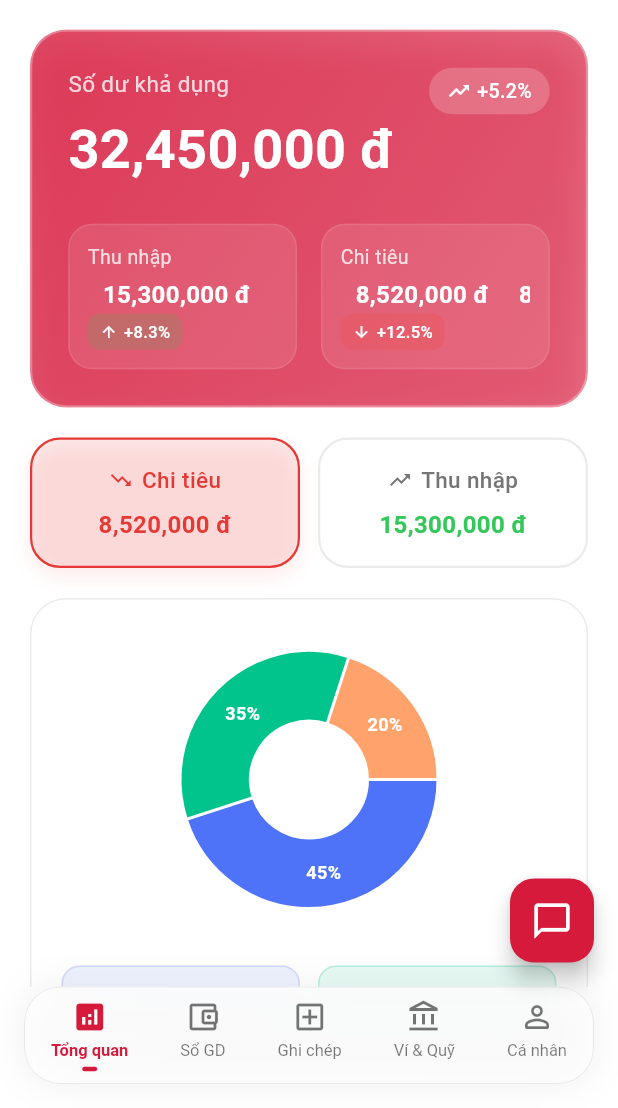
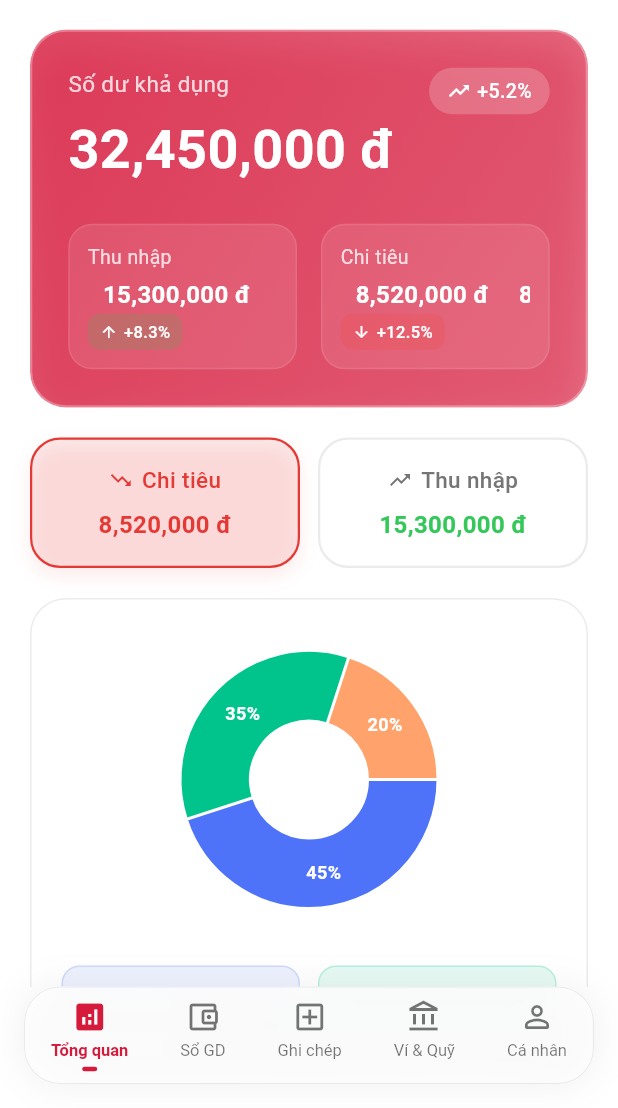
Before and after one commit to auroraphtgrp01/moble-uniko, a Flutter app: the HomePage screen opened directly, on a phone screen of 412 x 824 dp, the part 128-1236 px from its top. Run offline on Flutter 3.47's test engine with Material 3 defaults, Android fonts, the phone set to English and light mode, and no system bars; drawn by our look-alikes of fl_chart, marquee; our stand-ins replace calendar_date_picker2, flutter_animate, glassmorphism, local_auth, shared_preferences, tab_indicator_styler; accounts and stored records are empty.

```diff
--- a/lib/screens/Home.dart
+++ b/lib/screens/Home.dart
@@ -5,9 +5,6 @@ import 'Overview.dart';
 import 'Transactions.dart';
 import 'Profile.dart';
 import 'AddTransaction.dart';
-import 'ChatBot.dart';
-import '../config/theme.config.dart';
-import '../widgets/chatbot_button.dart';
 
 class HomePage extends StatefulWidget {
   const HomePage({super.key});
@@ -48,7 +45,7 @@ class _HomePageState extends State<HomePage> with SingleTickerProviderStateMixin
         physics: const NeverScrollableScrollPhysics(),
         children: _pages,
       ),
-      floatingActionButton: const ChatBotButton(),
+      // floatingActionButton: const ChatBotButton(),
       bottomNavigationBar: CustomBottomNav(
         currentIndex: _selectedIndex,
         onTap: (index) {
```
Also changed, not shown: pubspec.yaml (+8 -0 lines), 5 other files.
